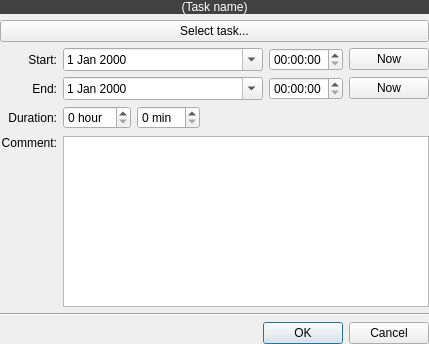
This is Charm/EventEditor.ui in KDAB/Charm as Qt 5 draws it before an edit. The edited form follows.
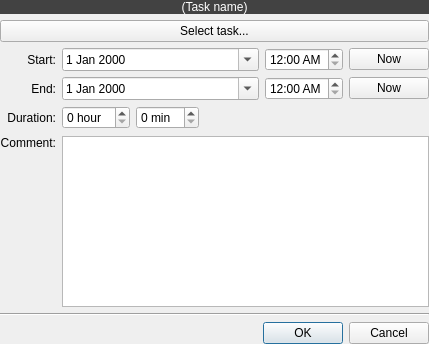
This is the edited form.

Commit message:
Don't use seconds in event editor.
This only seems to appear in Linux on 4.8.0.

Fixes #32.

```diff
--- a/Charm/EventEditor.ui
+++ b/Charm/EventEditor.ui
@@ -495,7 +495,11 @@
     </widget>
    </item>
    <item row="2" column="4">
-    <widget class="QTimeEdit" name="timeEditStart"/>
+    <widget class="QTimeEdit" name="timeEditStart">
+     <property name="displayFormat">
+      <string>h:mm AP</string>
+     </property>
+    </widget>
    </item>
    <item row="2" column="5">
     <widget class="QPushButton" name="startToNowButton">
@@ -528,7 +532,11 @@
     </widget>
    </item>
    <item row="3" column="4">
-    <widget class="QTimeEdit" name="timeEditEnd"/>
+    <widget class="QTimeEdit" name="timeEditEnd">
+     <property name="displayFormat">
+      <string>h:mm AP</string>
+     </property>
+    </widget>
    </item>
    <item row="3" column="5">
     <widget class="QPushButton" name="endToNowButton">
```
The commit also changes 1 other file.
